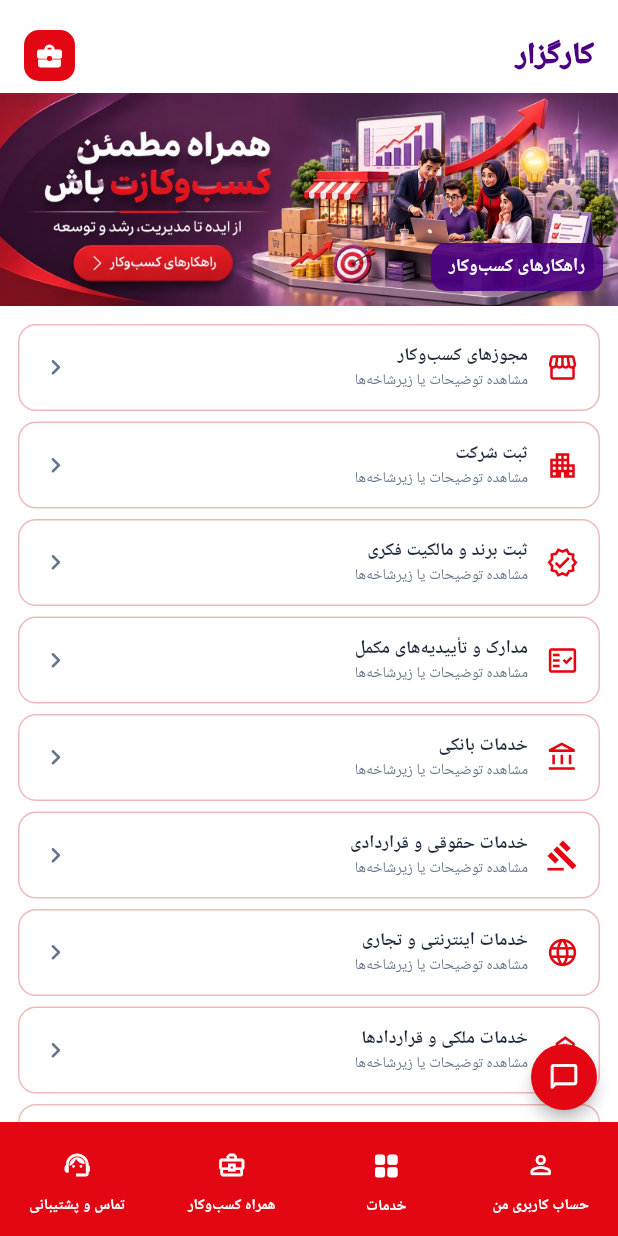
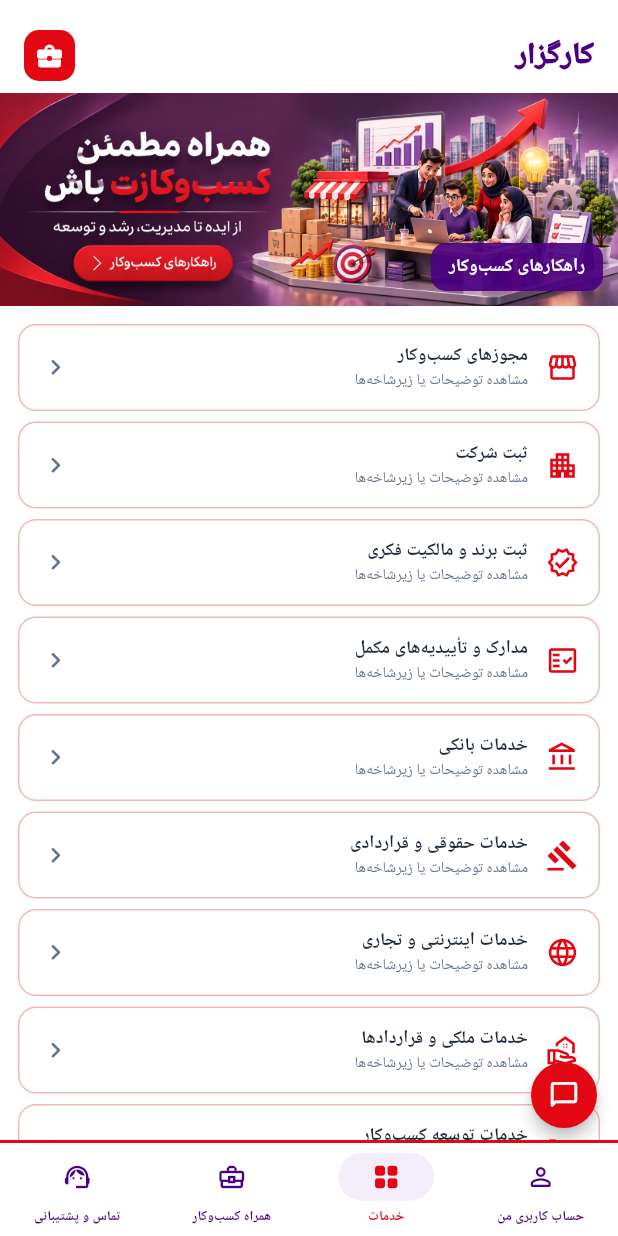
Before and after one commit to barakbabyco-lab/kargozar-website, a Flutter app: the screen it shows after launch, on a phone screen of 412 x 824 dp. Run offline on Flutter 3.47's test engine with Material 3 defaults, Android fonts, the phone set to English and light mode, and no system bars; our stand-ins replace flutter_secure_storage.

Commit message:
Refine KarGozar brand navigation and gate APK builds on API health

```diff
--- a/mobile/lib/core/network/kargozar_api_client.dart
+++ b/mobile/lib/core/network/kargozar_api_client.dart
@@ -16,7 +16,7 @@ class KargozarApiClient {
   })  : _tokenStore = tokenStore ?? SecureAccessTokenStore(),
         _guestTokenStore = guestTokenStore ?? SecureGuestSupportTokenStore(),
         _baseUri = Uri.parse(
-          (baseUrl ?? const String.fromEnvironment('API_BASE_URL')).trim(),
+          (baseUrl ?? const String.fromEnvironment('API_BASE_URL', defaultValue: 'https://api.barakmod.ir/api/v1')).trim(),
         ),
         _http = httpClient ?? http.Client(),
         _accessToken = accessToken;
--- a/mobile/lib/main.dart
+++ b/mobile/lib/main.dart
@@ -381,22 +381,29 @@ class _MainShellState extends State<MainShell> {
       ),
       Positioned(right: 14, bottom: 8, child: SupportChatLauncher(api: widget.api)),
     ])),
-    bottomNavigationBar: NavigationBar(
-      height: 76,
-      backgroundColor: _brandRed,
-      indicatorColor: Colors.transparent,
-      labelBehavior: NavigationDestinationLabelBehavior.alwaysShow,
-      labelTextStyle: const WidgetStatePropertyAll(
-        TextStyle(color: Colors.white, fontSize: 10, fontWeight: FontWeight.w700),
+    bottomNavigationBar: Container(
+      decoration: const BoxDecoration(
+        border: Border(top: BorderSide(color: _brandRed, width: 2)),
       ),
-      selectedIndex: _index,
-      onDestinationSelected: _goToTab,
-      destinations: const [
-        NavigationDestination(icon: Icon(Icons.person_outline_rounded, color: Colors.white, size: 20), selectedIcon: Icon(Icons.person_rounded, color: Colors.white, size: 20), label: 'حساب کاربری من'),
-        NavigationDestination(icon: Icon(Icons.grid_view_outlined, color: Colors.white, size: 20), selectedIcon: Icon(Icons.grid_view_rounded, color: Colors.white, size: 20), label: 'خدمات'),
-        NavigationDestination(icon: Icon(Icons.business_center_outlined, color: Colors.white, size: 20), selectedIcon: Icon(Icons.business_center_rounded, color: Colors.white, size: 20), label: 'همراه کسب‌وکار'),
-        NavigationDestination(icon: Icon(Icons.support_agent_outlined, color: Colors.white, size: 20), selectedIcon: Icon(Icons.support_agent_rounded, color: Colors.white, size: 20), label: 'تماس و پشتیبانی'),
-      ],
+      child: NavigationBar(
+        height: 62,
+        backgroundColor: Colors.white,
+        indicatorColor: Color(0xFFF4EEFA),
+        labelBehavior: NavigationDestinationLabelBehavior.alwaysShow,
+        labelTextStyle: WidgetStateProperty.resolveWith<TextStyle>((states) => TextStyle(
+          color: states.contains(WidgetState.selected) ? _brandRed : _navy,
+          fontSize: 9,
+          fontWeight: FontWeight.w700,
+        )),
+        selectedIndex: _index,
+        onDestinationSelected: _goToTab,
+        destinations: const [
+          NavigationDestination(icon: Icon(Icons.person_outline_rounded, color: _navy, size: 20), selectedIcon: Icon(Icons.person_rounded, color: _brandRed, size: 20), label: 'حساب کاربری من'),
+          NavigationDestination(icon: Icon(Icons.grid_view_outlined, color: _navy, size: 20), selectedIcon: Icon(Icons.grid_view_rounded, color: _brandRed, size: 20), label: 'خدمات'),
+          NavigationDestination(icon: Icon(Icons.business_center_outlined, color: _navy, size: 20), selectedIcon: Icon(Icons.business_center_rounded, color: _brandRed, size: 20), label: 'همراه کسب‌وکار'),
+          NavigationDestination(icon: Icon(Icons.support_agent_outlined, color: _navy, size: 20), selectedIcon: Icon(Icons.support_agent_rounded, color: _brandRed, size: 20), label: 'تماس و پشتیبانی'),
+        ],
+      ),
     ),
   );
 }
```
Also changed, not shown: 2 other files.
